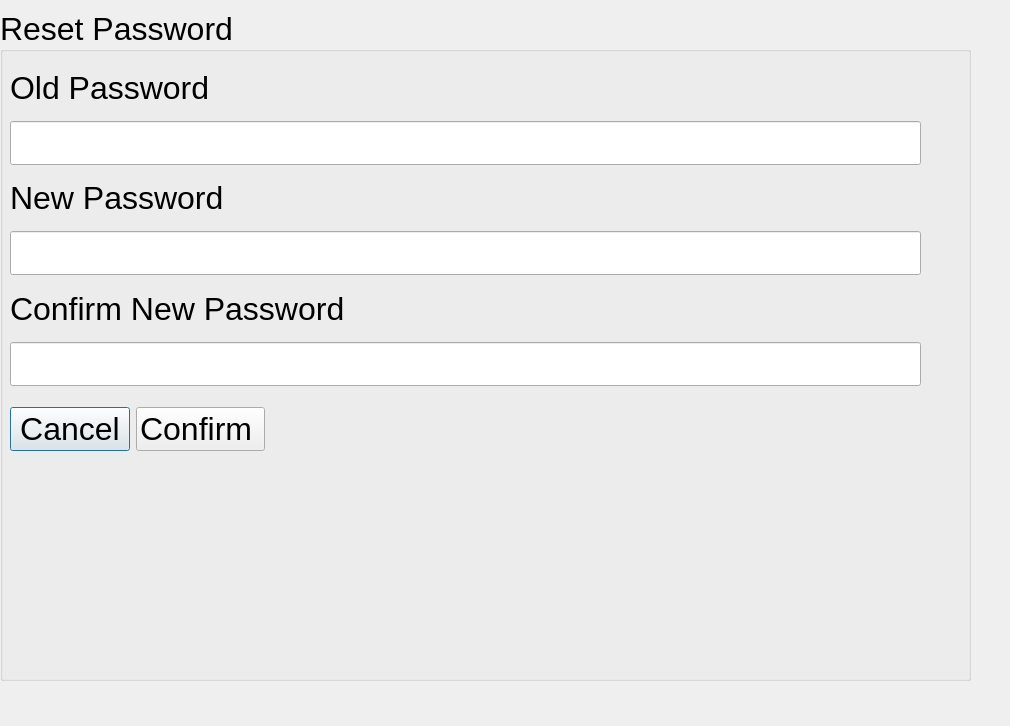
Slavyana-c/16-Cycles, file QtApplication/16Cycles/resetpassword.ui: the form before one commit.
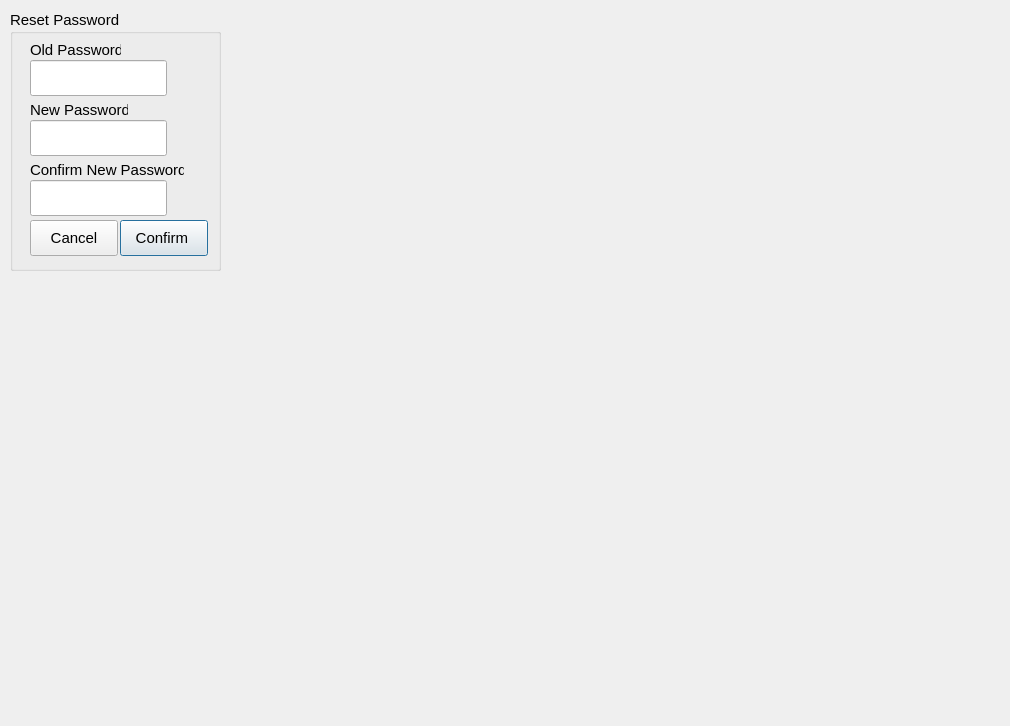
The form after the commit.

Patch:
```diff
--- a/QtApplication/16Cycles/resetpassword.ui
+++ b/QtApplication/16Cycles/resetpassword.ui
@@ -16,99 +16,123 @@
   <widget class="QGroupBox" name="groupBox">
    <property name="geometry">
     <rect>
-     <x>0</x>
+     <x>10</x>
      <y>10</y>
-     <width>971</width>
-     <height>671</height>
+     <width>211</width>
+     <height>261</height>
     </rect>
    </property>
    <property name="font">
     <font>
-     <pointsize>24</pointsize>
+     <pointsize>11</pointsize>
     </font>
    </property>
    <property name="title">
     <string>Reset Password</string>
    </property>
-   <widget class="QWidget" name="">
-    <property name="geometry">
-     <rect>
-      <x>10</x>
-      <y>50</y>
-      <width>911</width>
-      <height>326</height>
-     </rect>
-    </property>
-    <layout class="QVBoxLayout" name="verticalLayout">
-     <item>
-      <widget class="QLabel" name="oldPasswordLabel">
-       <property name="text">
-        <string>Old Password</string>
-       </property>
-      </widget>
-     </item>
-     <item>
-      <widget class="QLineEdit" name="oldPasswordLineEdit">
-       <property name="echoMode">
-        <enum>QLineEdit::Password</enum>
-       </property>
-      </widget>
-     </item>
-     <item>
-      <widget class="QLabel" name="newPasswordLabel">
-       <property name="text">
-        <string>New Password</string>
-       </property>
-      </widget>
-     </item>
-     <item>
       <widget class="QLineEdit" name="newPasswordLineEdit">
+    <property name="geometry">
+     <rect>
+      <x>20</x>
+      <y>110</y>
+      <width>137</width>
+      <height>36</height>
+     </rect>
+    </property>
        <property name="echoMode">
         <enum>QLineEdit::Password</enum>
        </property>
       </widget>
-     </item>
-     <item>
       <widget class="QLabel" name="ConfirmNewPasswordLabel">
+    <property name="geometry">
+     <rect>
+      <x>20</x>
+      <y>150</y>
+      <width>154</width>
+      <height>20</height>
+     </rect>
+    </property>
        <property name="text">
         <string>Confirm New Password</string>
        </property>
       </widget>
-     </item>
-     <item>
       <widget class="QLineEdit" name="ConfirmNewPasswordLineEdit">
+    <property name="geometry">
+     <rect>
+      <x>20</x>
+      <y>170</y>
+      <width>137</width>
+      <height>36</height>
+     </rect>
+    </property>
        <property name="echoMode">
         <enum>QLineEdit::Password</enum>
        </property>
       </widget>
-     </item>
-    </layout>
+   <widget class="QLineEdit" name="oldPasswordLineEdit">
+    <property name="geometry">
+     <rect>
+      <x>20</x>
+      <y>50</y>
+      <width>137</width>
+      <height>36</height>
+     </rect>
+    </property>
+    <property name="echoMode">
+     <enum>QLineEdit::Password</enum>
+    </property>
    </widget>
-   <widget class="QWidget" name="">
+   <widget class="QLabel" name="newPasswordLabel">
     <property name="geometry">
      <rect>
-      <x>10</x>
-      <y>390</y>
-      <width>255</width>
-      <height>59</height>
+      <x>20</x>
+      <y>90</y>
+      <width>98</width>
+      <height>20</height>
      </rect>
     </property>
-    <layout class="QHBoxLayout" name="horizontalLayout">
-     <item>
-      <widget class="QPushButton" name="cancelButton">
        <property name="text">
-        <string>Cancel</string>
-       </property>
-      </widget>
-     </item>
-     <item>
+     <string>New Password</string>
+    </property>
+   </widget>
+   <widget class="QLabel" name="oldPasswordLabel">
+    <property name="geometry">
+     <rect>
+      <x>20</x>
+      <y>30</y>
+      <width>91</width>
+      <height>20</height>
+     </rect>
+    </property>
+    <property name="text">
+     <string>Old Password</string>
+    </property>
+   </widget>
       <widget class="QPushButton" name="confirmButton">
+    <property name="geometry">
+     <rect>
+      <x>110</x>
+      <y>210</y>
+      <width>88</width>
+      <height>36</height>
+     </rect>
+    </property>
        <property name="text">
         <string>Confirm </string>
        </property>
       </widget>
-     </item>
-    </layout>
+   <widget class="QPushButton" name="cancelButton">
+    <property name="geometry">
+     <rect>
+      <x>20</x>
+      <y>210</y>
+      <width>88</width>
+      <height>36</height>
+     </rect>
+    </property>
+    <property name="text">
+     <string>Cancel</string>
+    </property>
    </widget>
   </widget>
  </widget>
```
Lines whose indentation alone changed are shown as unchanged.
